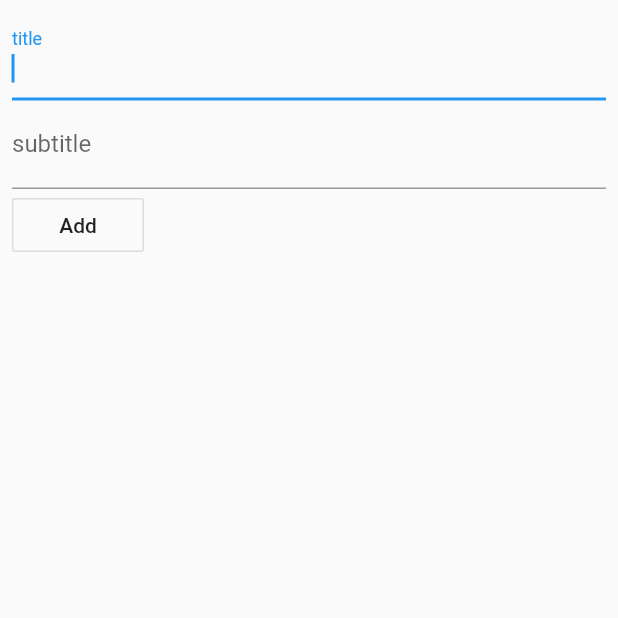
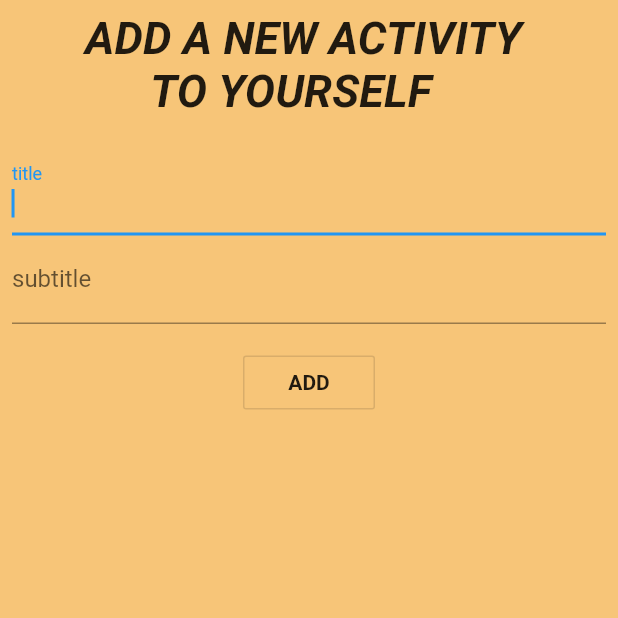
Before and after one commit to alkseiPV/RPG-in-your-Life, a Flutter app: the PointScreen screen opened directly, after a tap on the "add" icon, on a phone screen of 412 x 824 dp, the top half of it. Run offline on Flutter 3.47's test engine with Material 2 defaults, Android fonts, the phone set to English and light mode, and no system bars; our stand-ins replace dartz, equatable, flutter_bloc, get_it, hive, hive_flutter and 1 more; accounts and stored records are empty.

Commit message:
Add shimmer and changed the design of the add screen

```diff
--- a/lib/domain/bloc/bloc_point/bloc_points.dart
+++ b/lib/domain/bloc/bloc_point/bloc_points.dart
@@ -1,5 +1,3 @@
-import 'dart:math';
-
 import 'package:flutter_bloc/flutter_bloc.dart';
 
 import 'package:mmorpg_life/domain/bloc/bloc_point/bloc_point_event.dart';
--- a/lib/presentation/pages/points_screen.dart
+++ b/lib/presentation/pages/points_screen.dart
@@ -48,7 +48,7 @@ class _PointScreenState extends State<PointScreen> {
           await Navigator.of(context)
               .push(MaterialPageRoute(builder: (context) => AddPoint()));
         },
-        child: Icon(Icons.add ,color:Colors.pink ,),
+        child: Icon(Icons.add ,color:Colors.white70 ,),
       ),
 
   //типо внёс изменения
--- a/lib/presentation/widgets/add_point_widget.dart
+++ b/lib/presentation/widgets/add_point_widget.dart
@@ -1,11 +1,11 @@
 // ignore_for_file: deprecated_member_use
 
 import 'package:flutter/material.dart';
+import 'package:mmorpg_life/common/colors_app.dart';
 
 import 'package:mmorpg_life/domain/bloc/bloc_point/bloc_point_event.dart';
 import 'package:mmorpg_life/domain/bloc/bloc_point/bloc_points.dart';
 import 'package:provider/src/provider.dart';
-
 
 class AddPoint extends StatefulWidget {
   final formKey = GlobalKey<FormState>();
@@ -21,20 +21,32 @@ class _AddPointState extends State<AddPoint> {
   final _formKey = GlobalKey<FormState>();
   @override
   Widget build(BuildContext context) {
-
     return Scaffold(
+      backgroundColor: AppColors.mainAppBarColor,
       body: SafeArea(
         child: Form(
           key: _formKey,
           child: Padding(
             padding: const EdgeInsets.all(8),
             child: Column(
-              crossAxisAlignment: CrossAxisAlignment.start,
+              crossAxisAlignment: CrossAxisAlignment.center,
               children: <Widget>[
+                Text(
+                  "ADD A NEW ACTIVITY \n      TO YOURSELF",
+                  style: TextStyle(
+                      fontSize: 30,
+                      fontWeight: FontWeight.bold,
+                      fontStyle: FontStyle.italic),
+                ),
+                SizedBox(
+                  height: 20,
+                ),
                 TextFormField(
                   autofocus: true,
                   initialValue: '',
-                  decoration: const InputDecoration(labelText: 'title'),
+                  decoration: const InputDecoration(
+                    labelText: 'title',
+                  ),
                   onChanged: (value) {
                     setState(() {
                       titl = value;
@@ -54,8 +66,11 @@ class _AddPointState extends State<AddPoint> {
                         subtitl = value;
                       });
                     }),
+                    SizedBox(
+                      height: 15,
+                    ),
                 OutlineButton(
-                  child: Text('Add'),
+                  child: Text('ADD', style: TextStyle(fontWeight: FontWeight.bold),),
                   onPressed: _validateAndSave,
                 )
               ],
@@ -70,7 +85,8 @@ class _AddPointState extends State<AddPoint> {
     final form = _formKey.currentState!;
     final PointBloc userBloc = context.read<PointBloc>();
     if (form.validate()) {
-      userBloc.add(PointOnFormSubmit(titl: titl!, subtitl: subtitl??"описание не задано"));
+      userBloc.add(PointOnFormSubmit(
+          titl: titl!, subtitl: subtitl ?? "описание не задано"));
       Navigator.of(context).pop();
     } else {
       print('form is invalid');
--- a/lib/presentation/widgets/point_list.dart
+++ b/lib/presentation/widgets/point_list.dart
@@ -5,6 +5,9 @@ import 'package:mmorpg_life/domain/bloc/bloc_point/bloc_point_state.dart';
 import 'package:mmorpg_life/domain/bloc/bloc_point/bloc_points.dart';
 import 'package:mmorpg_life/domain/entities/point_entity.dart';
 import 'package:mmorpg_life/presentation/widgets/change_box_point.dart';
+import 'package:mmorpg_life/presentation/widgets/shimmer_widget.dart';
+import 'package:shimmer/shimmer.dart';
+
 
 class PointList extends StatelessWidget {
   const PointList({Key? key}) : super(key: key);
@@ -17,9 +20,15 @@ class PointList extends StatelessWidget {
       builder: (context, state) {
         List<PointEntity> points = [];
         if (state is LoadingPointState) {
-          return Center(
-            child: CircularProgressIndicator(),
-          );
+          return ListView.builder(
+              itemCount: 8,
+              itemBuilder: (context, index) {
+                return ListTile(
+                  leading: ShimmerWidget.circular(width: 30, height:30, shapeBorder: RoundedRectangleBorder(borderRadius: BorderRadius.circular(20)),),
+                  title: ShimmerWidget.rectangular(height: 16, width: 45,),
+                  subtitle: ShimmerWidget.rectangular(height: 12, width: 70,),
+                );
+              });
         } else if (state is LoadedPointState) {
           points = state.loadedPoint;
         }
@@ -33,7 +42,7 @@ class PointList extends StatelessWidget {
                         builder: (context) => ChangeBoxPoint(
                             t: points[index].titl!,
                             indx: index,
-                            subt: points[index].subtitl!) ))
+                            subt: points[index].subtitl!)))
                   },
                   child: ListTile(
                     title: Text('${points[index].titl}'),
--- a/pubspec.yaml
+++ b/pubspec.yaml
@@ -34,6 +34,7 @@ dependencies:
   equatable: ^2.0.3
   dartz: ^0.10.1
   get_it: ^7.2.0
+  shimmer: ^2.0.0
 
 dev_dependencies:
   build_runner: ^2.1.7
```
Also changed, not shown: lib/presentation/widgets/change_box_point.dart (+12 -5 lines), lib/presentation/widgets/drawer_widget.dart (+4 -4 lines), lib/presentation/widgets/shimmer_widget.dart (added, +27 -0 lines), pubspec.lock.
